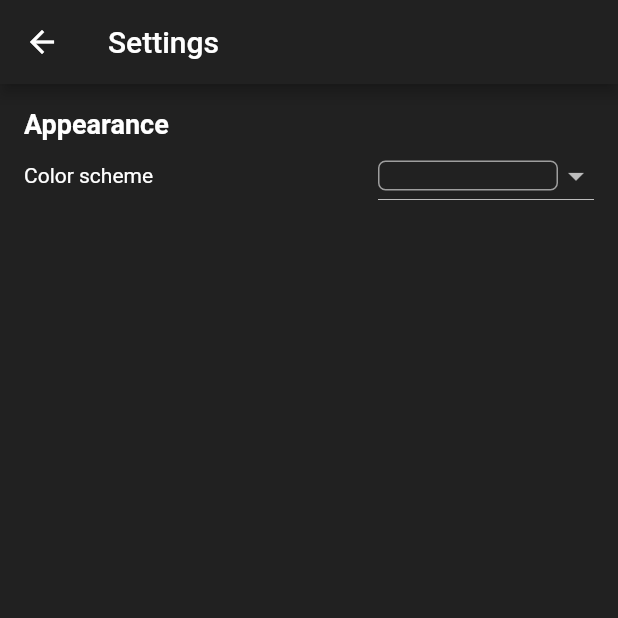
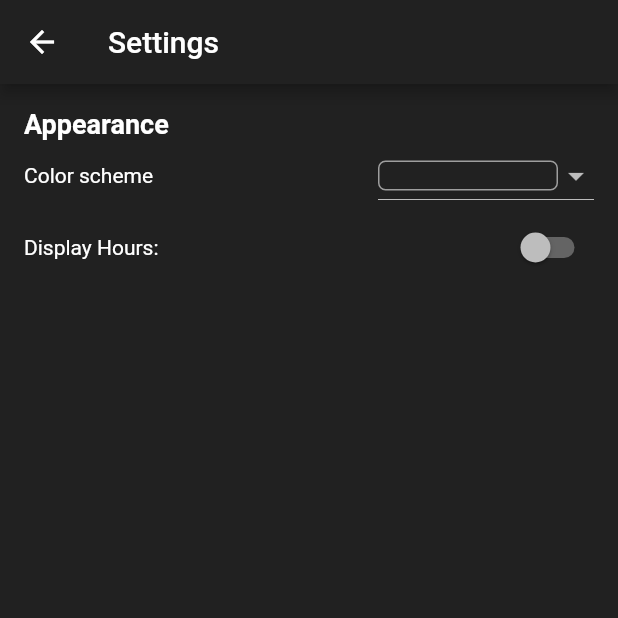
Before and after one commit to zob22/TimeStop, a Flutter app: the screen it shows after launch, in the side drawer, after a tap on "Settings", on a phone screen of 412 x 824 dp, the top half of it. Run offline on Flutter 3.47's test engine with Material 2 defaults, Android fonts, the phone set to English and light mode, and no system bars; our stand-ins replace shared_preferences.

Commit message:
TimeStop 0.5.0
+Hour Toggle
Restructured folders

```diff
--- a/lib/main.dart
+++ b/lib/main.dart
@@ -1,11 +1,13 @@
 import 'package:flutter/material.dart';
-import 'package:timestop/widgets/background.dart';
+import 'package:timestop/widgets/utils/color_options.dart';
+import 'package:timestop/widgets/utils/time_format.dart';
 import 'screens/home_screen.dart';
 import 'package:provider/provider.dart';
 
 void main() {
   runApp(MultiProvider(providers: [
-    ChangeNotifierProvider(create: (_) => Background()),
+    ChangeNotifierProvider(create: (_) => ColorOptions()),
+    ChangeNotifierProvider(create: (_) => TimeFormat()),
   ], child: const MyApp()));
 }
 
--- a/lib/screens/home_screen.dart
+++ b/lib/screens/home_screen.dart
@@ -2,7 +2,8 @@ import 'dart:async';
 import 'package:flutter/material.dart';
 import 'package:provider/provider.dart';
 import 'package:timestop/screens/settings_screen.dart';
-import 'package:timestop/widgets/background.dart';
+import 'package:timestop/widgets/utils/color_options.dart';
+import 'package:timestop/widgets/utils/time_format.dart';
 import 'package:timestop/widgets/drawer_nav.dart';
 
 class HomeScreen extends StatefulWidget {
@@ -149,10 +150,10 @@ class _HomeScreenState extends State<HomeScreen> {
   }
 
   //Stopwatch Text
-  TextStyle getCustomTextStyle(BuildContext context) {
+  TextStyle getCustomTextStyle(BuildContext context, bool displayHours) {
     return TextStyle(
       color: Colors.grey[200],
-      fontSize: 50.0,
+      fontSize: displayHours ? 60.0 : 70.0,
       fontWeight: FontWeight.w600,
     );
   }
@@ -160,12 +161,13 @@ class _HomeScreenState extends State<HomeScreen> {
   //Visual design
   @override
   Widget build(BuildContext context) {
-    final background = context.watch<Background>();
+    final coloroption = context.watch<ColorOptions>();
+    final timeoption = context.watch<TimeFormat>();
     return Scaffold(
       key: _scaffoldKey,
-      backgroundColor: background.selectedColor,
+      backgroundColor: coloroption.selectedColor,
       drawer: Drawer(
-        backgroundColor: background.selectedColor,
+        backgroundColor: coloroption.selectedColor,
         child: SafeArea(
           child: SingleChildScrollView(
             padding: const EdgeInsets.all(16.0),
@@ -253,51 +255,64 @@ class _HomeScreenState extends State<HomeScreen> {
                 child: Row(
                   mainAxisAlignment: MainAxisAlignment.center,
                   children: [
+                    timeoption.displayHours
+                        ? Row(
+                            mainAxisAlignment: MainAxisAlignment.center,
+                            children: [
                                 SizedBox(
-                      width: 60.0,
+                                  width: 70.0,
                                   child: Text(
                                     digitHours,
                                     textAlign: TextAlign.center,
-                        style: getCustomTextStyle(context),
+                                    style: getCustomTextStyle(
+                                        context, timeoption.displayHours),
                                   ),
                                 ),
                                 Text(
                                   ":",
                                   textAlign: TextAlign.center,
-                      style: getCustomTextStyle(context),
+                                  style: getCustomTextStyle(
+                                      context, timeoption.displayHours),
                                 ),
+                              ])
+                        : const SizedBox.shrink(),
                     SizedBox(
-                      width: 60.0,
+                      width: timeoption.displayHours ? 70.0 : 100.0,
                       child: Text(
                         digitMinutes,
                         textAlign: TextAlign.center,
-                        style: getCustomTextStyle(context),
+                        style: getCustomTextStyle(
+                            context, timeoption.displayHours),
                       ),
                     ),
                     Text(
                       ":",
                       textAlign: TextAlign.center,
-                      style: getCustomTextStyle(context),
+                      style:
+                          getCustomTextStyle(context, timeoption.displayHours),
                     ),
                     SizedBox(
-                      width: 60.0,
+                      width: timeoption.displayHours ? 70.0 : 100.0,
                       child: Text(
                         digitSeconds,
                         textAlign: TextAlign.center,
-                        style: getCustomTextStyle(context),
+                        style: getCustomTextStyle(
+                            context, timeoption.displayHours),
                       ),
                     ),
                     Text(
                       ":",
                       textAlign: TextAlign.center,
-                      style: getCustomTextStyle(context),
+                      style:
+                          getCustomTextStyle(context, timeoption.displayHours),
                     ),
                     SizedBox(
-                      width: 60.0,
+                      width: timeoption.displayHours ? 70.0 : 100.0,
                       child: Text(
                         digitMilliseconds,
                         textAlign: TextAlign.center,
-                        style: getCustomTextStyle(context),
+                        style: getCustomTextStyle(
+                            context, timeoption.displayHours),
                       ),
                     ),
                   ],
@@ -364,7 +379,6 @@ class _HomeScreenState extends State<HomeScreen> {
                 (SizedBox(
                   height: timeView(),
                 )),
-
               const SizedBox(
                 height: 40.0,
               ),
--- a/lib/screens/settings_screen.dart
+++ b/lib/screens/settings_screen.dart
@@ -1,6 +1,7 @@
 import 'package:flutter/material.dart';
 import 'package:provider/provider.dart';
-import 'package:timestop/widgets/background.dart';
+import 'package:timestop/widgets/time_switch.dart';
+import 'package:timestop/widgets/utils/color_options.dart';
 import 'package:timestop/widgets/color_dropdown.dart';
 
 class SettingsScreen extends StatefulWidget {
@@ -13,13 +14,13 @@ class SettingsScreen extends StatefulWidget {
 class _SettingsScreenState extends State<SettingsScreen> {
   @override
   Widget build(BuildContext context) {
-    final background = context.watch<Background>();
+    final coloroption = context.watch<ColorOptions>();
     return Scaffold(
       appBar: AppBar(
         title: const Text('Settings'),
-        backgroundColor: background.selectedColor,
+        backgroundColor: coloroption.selectedColor,
       ),
-      backgroundColor: background.selectedColor,
+      backgroundColor: coloroption.selectedColor,
       body: Container(
         padding: const EdgeInsets.all(16.0),
         child: Column(
@@ -33,6 +34,7 @@ class _SettingsScreenState extends State<SettingsScreen> {
               ),
             ),
             ColorDropdown(),
+            TimeSwitch(),
           ],
         ),
       ),
--- a/lib/widgets/color_dropdown.dart
+++ b/lib/widgets/color_dropdown.dart
@@ -1,6 +1,6 @@
 import 'package:flutter/material.dart';
 import 'package:provider/provider.dart';
-import 'package:timestop/widgets/background.dart';
+import 'package:timestop/widgets/utils/color_options.dart';
 
 class ColorDropdown extends StatefulWidget {
   const ColorDropdown({Key? key}) : super(key: key);
@@ -11,11 +11,11 @@ class ColorDropdown extends StatefulWidget {
 class _ColorDropdownState extends State<ColorDropdown> {
   @override
   Widget build(BuildContext context) {
-    return Consumer<Background>(
-      builder: (context, background, child) {
-        //Create a list of DropdownMenuItem widgets based on the colors defined in the background object.
+    return Consumer<ColorOptions>(
+      builder: (context, coloroption, child) {
+        //Create a list of DropdownMenuItem widgets based on the colors defined in the colorscheme object.
         final colorItems = [
-          for (final colorPreview in background.colors)
+          for (final colorPreview in coloroption.colors)
             DropdownMenuItem(
               value: colorPreview,
               child: Container(
@@ -39,12 +39,12 @@ class _ColorDropdownState extends State<ColorDropdown> {
             const Text('Color scheme'),
             const Spacer(),
             DropdownButton(
-              dropdownColor: background.selectedColor.withOpacity(0.8),
-              focusColor: background.selectedColor,
-              value: background.selectedColor,
+              dropdownColor: coloroption.selectedColor.withOpacity(0.8),
+              focusColor: coloroption.selectedColor,
+              value: coloroption.selectedColor,
               items: colorItems,
               onChanged: (value) {
-                background.setColor(value!);
+                coloroption.setColor(value!);
               },
             ),
           ],
--- /dev/null
+++ b/lib/widgets/time_switch.dart
@@ -0,0 +1,25 @@
+import 'package:flutter/material.dart';
+import 'package:provider/provider.dart';
+import 'package:timestop/widgets/utils/time_format.dart';
+
+class TimeSwitch extends StatelessWidget {
+  const TimeSwitch({Key? key}) : super(key: key);
+
+  @override
+  Widget build(BuildContext context) {
+    return Consumer<TimeFormat>(
+      builder: (context, timeFormat, child) {
+        return Row(children: [
+          const Text('Display Hours:'),
+          const Spacer(),
+          Switch(
+            value: timeFormat.displayHours,
+            onChanged: (newValue) {
+              timeFormat.setTime(newValue);
+            },
+          )
+        ]);
+      },
+    );
+  }
+}
--- a/lib/widgets/background.dart
+++ b/lib/widgets/utils/color_options.dart
@@ -1,7 +1,7 @@
 import 'package:flutter/material.dart';
 import 'package:shared_preferences/shared_preferences.dart';
 
-class Background with ChangeNotifier {
+class ColorOptions with ChangeNotifier {
   final Future<SharedPreferences> _prefs = SharedPreferences.getInstance();
   late Future<Color> storedColor = _getColorFromPrefs();
 
@@ -15,7 +15,7 @@ class Background with ChangeNotifier {
   ];
   Color _selectedColor = Colors.grey.shade900;
 
-  Background() {
+  ColorOptions() {
     storedColor.then((color) {
       _selectedColor = color;
       notifyListeners();
--- /dev/null
+++ b/lib/widgets/utils/time_format.dart
@@ -0,0 +1,26 @@
+import 'package:flutter/material.dart';
+import 'package:shared_preferences/shared_preferences.dart';
+
+class TimeFormat with ChangeNotifier {
+  late final Future<SharedPreferences> _prefs = SharedPreferences.getInstance();
+  late bool displayHours = false;
+
+  TimeFormat() {
+    _getTimeFromPrefs().then((time) {
+      displayHours = time ?? false;
+      notifyListeners();
+    });
+  }
+
+  Future<bool?> _getTimeFromPrefs() async {
+    final SharedPreferences prefs = await _prefs;
+    return prefs.getBool('displayHours');
+  }
+
+  Future<void> setTime(bool timeVal) async {
+    final SharedPreferences prefs = await _prefs;
+    displayHours = timeVal;
+    await prefs.setBool('displayHours', displayHours);
+    notifyListeners();
+  }
+}
```
Lines whose indentation alone changed are shown as unchanged.
